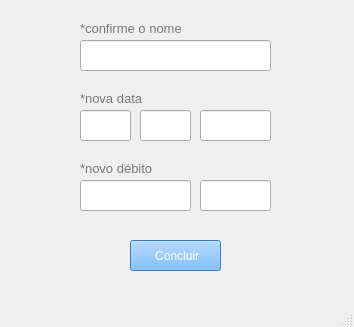
Old version of the form tela4.ui in the repository plinio29/sistema-de-cadastro-python.
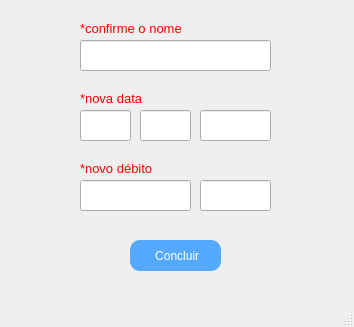
New version of the form. Icons and pictures are not drawn.

Commit message: Ajustes na interface.

Diff of the .ui file:
```diff
--- a/tela4.ui
+++ b/tela4.ui
@@ -80,7 +80,7 @@
      </font>
     </property>
     <property name="styleSheet">
-     <string notr="true">color: rgb(120, 120, 120);</string>
+     <string notr="true">color: rgb(255, 0, 0);</string>
     </property>
     <property name="text">
      <string>*confirme o nome</string>
@@ -97,7 +97,9 @@
     </property>
     <property name="styleSheet">
      <string notr="true">color: rgb(255, 255, 255);
-background-color: rgb(85, 170, 255);</string>
+background-color: rgb(85, 170, 255);
+border-radius: 10px;
+padding: 5px;</string>
     </property>
     <property name="text">
      <string> Concluir</string>
@@ -204,7 +206,7 @@
      </font>
     </property>
     <property name="styleSheet">
-     <string notr="true">color: rgb(120, 120, 120);</string>
+     <string notr="true">color: rgb(255, 0, 0);</string>
     </property>
     <property name="text">
      <string>*nova data</string>
@@ -225,7 +227,7 @@
      </font>
     </property>
     <property name="styleSheet">
-     <string notr="true">color: rgb(120, 120, 120);</string>
+     <string notr="true">color: rgb(255, 0, 0);</string>
     </property>
     <property name="text">
      <string>*novo débito</string>
```
The commit also changes 4 other files.
